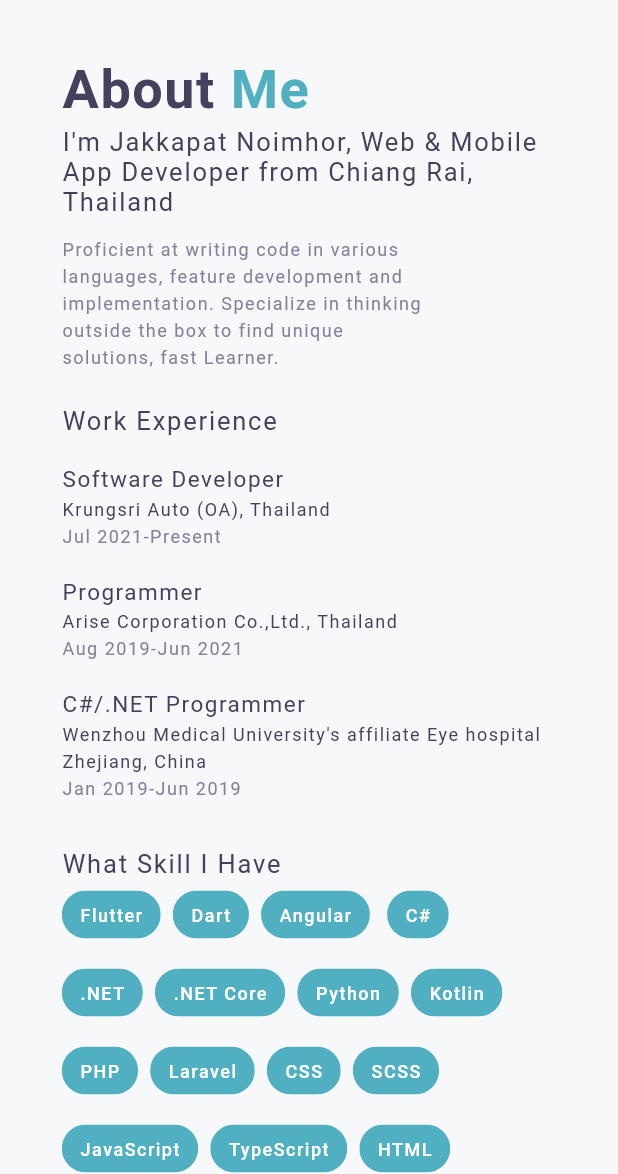
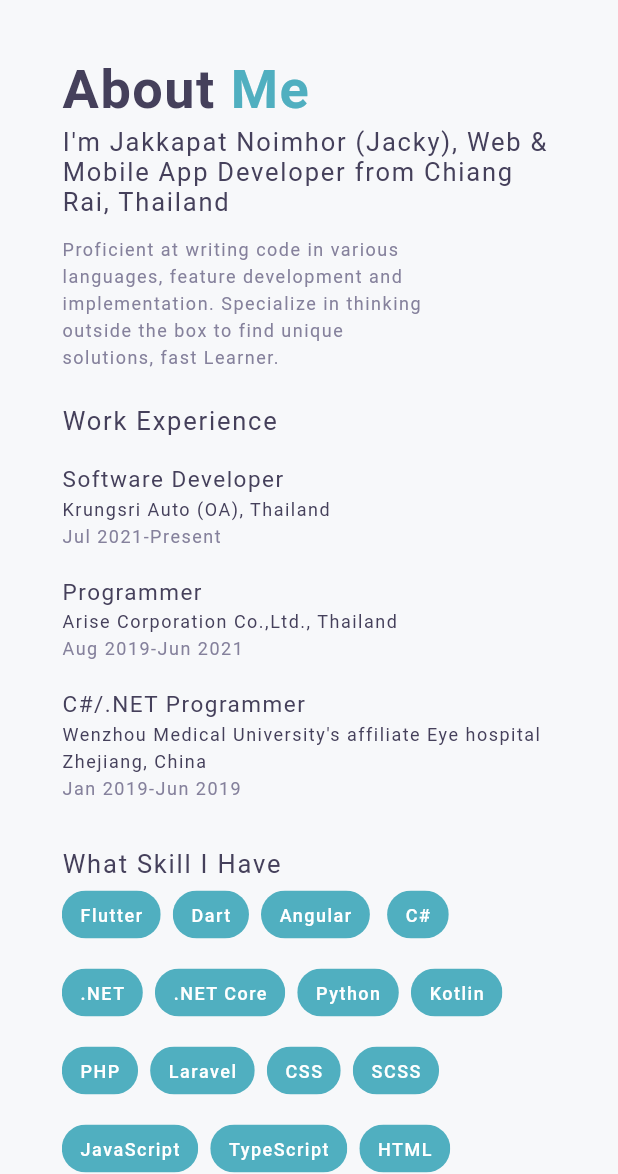
Before and after one commit to MangoStick/portfolio, a Flutter app: the screen it shows after launch, on a phone screen of 412 x 824 dp, the part 62-1236 px from its top. Run offline on Flutter 3.47's test engine with Material 2 defaults, Android fonts, the phone set to English and light mode, and no system bars; our stand-ins replace font_awesome_flutter; missing offline and left inert: dart:html; Roboto replaces fonts that are missing (NexaBold, NexaLight, ProductSans).

Commit message:
Update strings.dart

```diff
--- a/lib/constants/strings.dart
+++ b/lib/constants/strings.dart
@@ -6,8 +6,10 @@ class Strings {
   static const String me = ' Me';
   static const String portfoli = 'Portfoli';
   static const String o = 'o';
-  static const String headline = 'I\'m Jakkapat Noimhor, Web & Mobile App Developer from Chiang Rai, Thailand';
-  static const String summary = 'Proficient at writing code in various languages, feature development and implementation. Specialize in thinking outside the box to find unique solutions, fast Learner.';
+  static const String headline =
+      'I\'m Jakkapat Noimhor (Jacky), Web & Mobile App Developer from Chiang Rai, Thailand';
+  static const String summary =
+      'Proficient at writing code in various languages, feature development and implementation. Specialize in thinking outside the box to find unique solutions, fast Learner.';
   static const String experience = 'Experience';
   static const String workexperience = 'Work Experience';
   static const String exp_detail = 'coming soon..';
@@ -22,9 +24,7 @@ class Strings {
   static const String menu_about = 'Portfolio';
   static const String menu_contact = 'Contact';
 
-
   // routes
   static const String HomeRoute = '/';
-  static const String AboutRoute ='/about';
-
+  static const String AboutRoute = '/about';
 }
```
